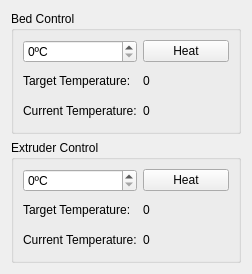
This is src/widgets/bedextruderwidget.ui in KDE/atelier as Qt 5 draws it before an edit. The edited form follows.
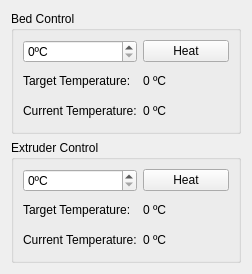
This is the edited form.

Commit message: Minor adjusts at labels of widgets

Patch:
```diff
--- a/src/widgets/bedextruderwidget.ui
+++ b/src/widgets/bedextruderwidget.ui
@@ -30,7 +30,7 @@
       <item row="3" column="1">
        <widget class="QLabel" name="bedCurrTempLB">
         <property name="text">
-         <string>0</string>
+         <string>0 ºC</string>
         </property>
        </widget>
       </item>
@@ -54,7 +54,7 @@
       <item row="1" column="1">
        <widget class="QLabel" name="bedTargetTempLB">
         <property name="text">
-         <string>0</string>
+         <string>0 ºC</string>
         </property>
        </widget>
       </item>
@@ -100,7 +100,7 @@
       <item row="4" column="1">
        <widget class="QLabel" name="extCurrTempLB">
         <property name="text">
-         <string>0</string>
+         <string>0 ºC</string>
         </property>
        </widget>
       </item>
@@ -117,7 +117,7 @@
       <item row="2" column="1">
        <widget class="QLabel" name="extTargetTempLB">
         <property name="text">
-         <string>0</string>
+         <string>0 ºC</string>
         </property>
        </widget>
       </item>
```
